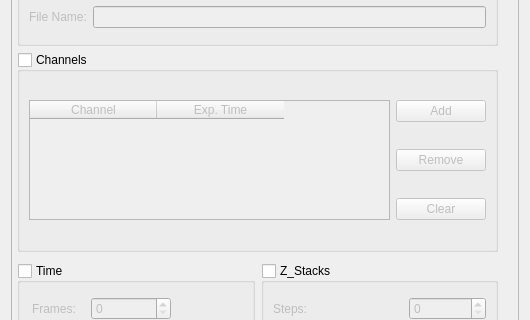
Qt form micromanager_gui/multid_gui.ui (pymmcore-plus/napari-micromanager) before a commit; both pictures show x 0 to 530 and y 95 to 415 of the 530 by 755 pixel window.
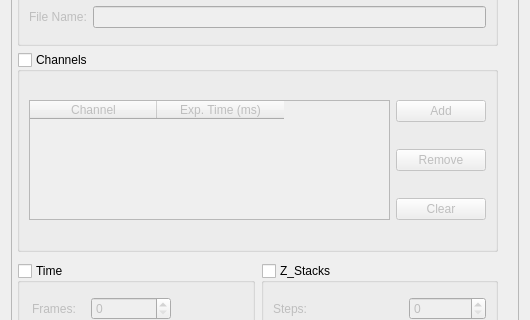
The same form after that commit.

Diff of the .ui file:
```diff
--- a/micromanager_gui/multid_gui.ui
+++ b/micromanager_gui/multid_gui.ui
@@ -199,7 +199,7 @@
             </column>
             <column>
              <property name="text">
-              <string>Exp. Time</string>
+              <string>Exp. Time (ms)</string>
              </property>
             </column>
            </widget>
```
Left out of the diff: 6 changed lines with no effect on the pictures.
